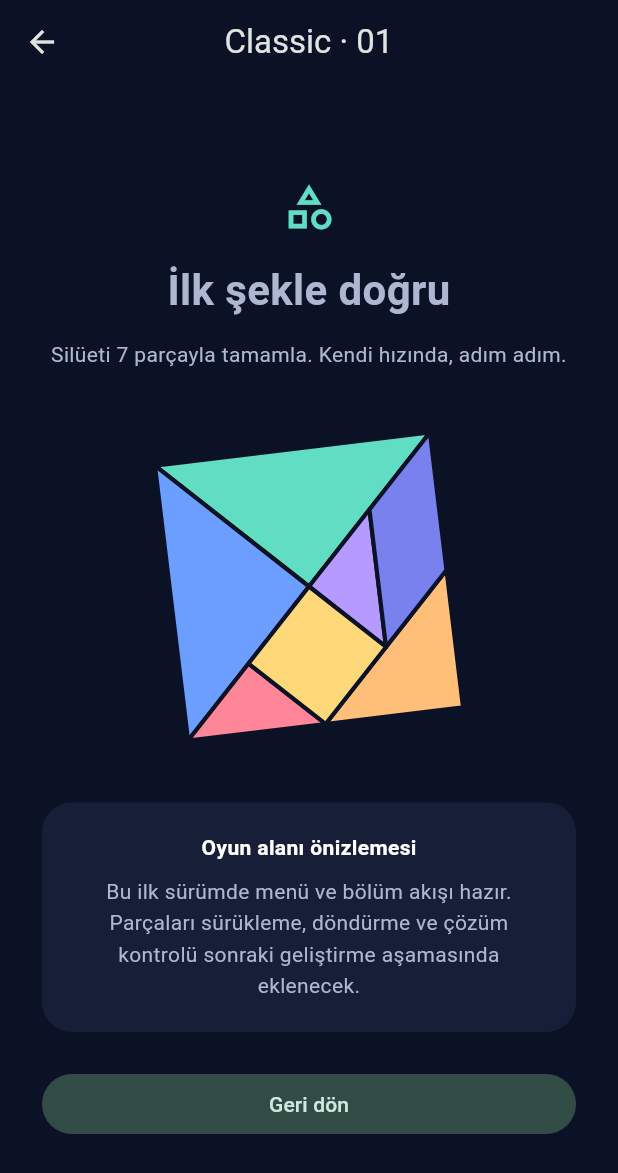
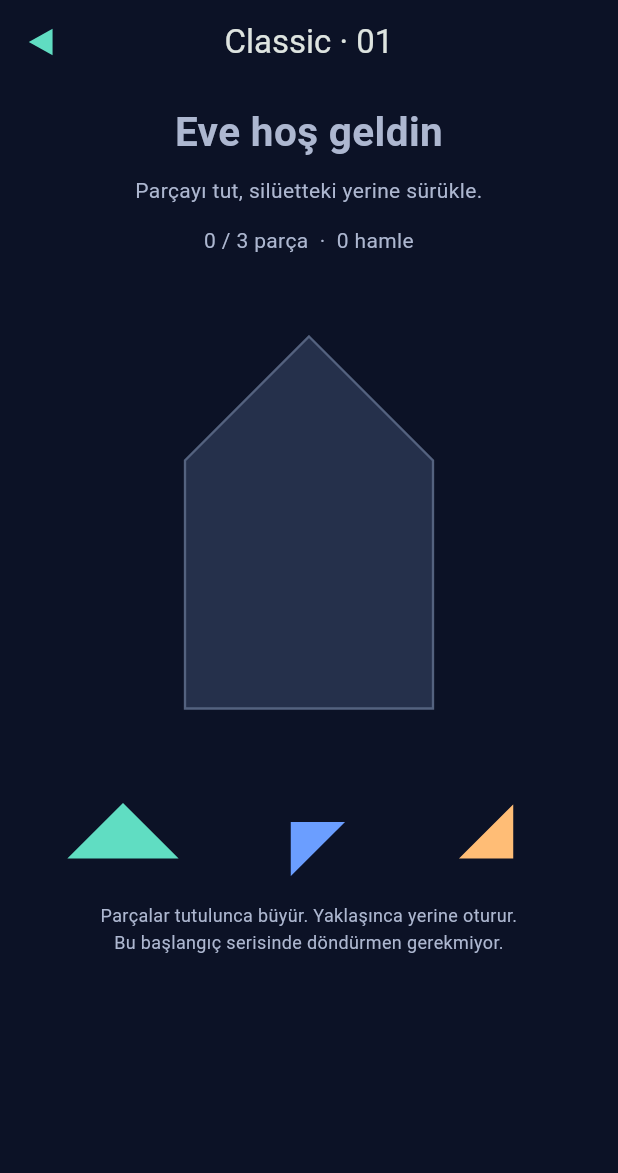
Before and after one commit to mfurkaneraslan/tanora, a Flutter app: the LevelSelectScreen screen opened directly with empty values, after a tap on "01", on a phone screen of 412 x 824 dp. Shown: the top 1173 px of the screen. Run offline on Flutter 3.47's test engine with Material 3 defaults, Android fonts, the phone set to English and light mode, and no system bars; our stand-ins replace shared_preferences; accounts and stored records are empty.

Commit message:
Add playable Classic house puzzles and triangle navigation

```diff
--- /dev/null
+++ b/lib/models/classic_puzzle.dart
@@ -0,0 +1,80 @@
+import 'package:flutter/material.dart';
+
+class PuzzlePiece {
+  PuzzlePiece(this.vertices);
+  final List<Offset> vertices;
+  Offset get center => vertices.reduce((a, b) => a + b) / 3;
+  List<Offset> get local => vertices.map((p) => p - center).toList();
+  double get area =>
+      ((vertices[1].dx - vertices[0].dx) * (vertices[2].dy - vertices[0].dy) -
+              (vertices[1].dy - vertices[0].dy) *
+                  (vertices[2].dx - vertices[0].dx))
+          .abs() /
+      2;
+}
+
+/// A house partitioned into progressively smaller triangles, with no gaps.
+List<PuzzlePiece> classicPieces(int level) {
+  if (level < 1 || level > 30) throw RangeError.range(level, 1, 30);
+  final pieces = [
+    PuzzlePiece([
+      const Offset(180, 40),
+      const Offset(100, 120),
+      const Offset(260, 120),
+    ]),
+    PuzzlePiece([
+      const Offset(100, 120),
+      const Offset(260, 120),
+      const Offset(100, 280),
+    ]),
+    PuzzlePiece([
+      const Offset(260, 120),
+      const Offset(260, 280),
+      const Offset(100, 280),
+    ]),
+  ];
+  while (pieces.length < level + 2) {
+    pieces.sort((a, b) => b.area.compareTo(a.area));
+    final triangle = pieces.removeAt(0).vertices;
+    var longest = 0;
+    for (var i = 1; i < 3; i++) {
+      if ((triangle[i] - triangle[(i + 1) % 3]).distanceSquared >
+          (triangle[longest] - triangle[(longest + 1) % 3]).distanceSquared) {
+        longest = i;
+      }
+    }
+    final a = triangle[longest],
+        b = triangle[(longest + 1) % 3],
+        c = triangle[(longest + 2) % 3];
+    final mid = (a + b) / 2;
+    pieces.addAll([
+      PuzzlePiece([a, mid, c]),
+      PuzzlePiece([mid, b, c]),
+    ]);
+  }
+  return pieces;
+}
+
+class ClassicSession {
+  ClassicSession(int level) : pieces = classicPieces(level);
+  final List<PuzzlePiece> pieces;
+  final Map<int, int> placed = {};
+  int moves = 0;
+  bool get complete => placed.length == pieces.length;
+  bool drop(int piece, Offset center) {
+    if (placed.containsKey(piece)) return false;
+    moves++;
+    for (var target = 0; target < pieces.length; target++) {
+      if (placed.containsValue(target) ||
+          (center - pieces[target].center).distance > 22) {
+        continue;
+      }
+      final a = pieces[piece].local, b = pieces[target].local;
+      if (a.every((p) => b.any((q) => (p - q).distance < .01))) {
+        placed[piece] = target;
+        return true;
+      }
+    }
+    return false;
+  }
+}
--- a/lib/models/game_mode.dart
+++ b/lib/models/game_mode.dart
@@ -4,7 +4,7 @@ enum GameMode {
   classic(
     'Classic',
     'Her parça yerini bulur.',
-    'Silüeti 7 parçayla tamamla. Kendi hızında, adım adım.',
+    'Silüeti parçalarla tamamla. Kendi hızında, adım adım.',
     Color(0xFF60DDC2),
     Icons.category_outlined,
   ),
@@ -13,7 +13,7 @@ enum GameMode {
     'Az hamle. Büyük fikir.',
     'Yanlış yerleşmiş parçaları en az hamlede düzelt.',
     Color(0xFFFFBD76),
-    Icons.alt_route_rounded,
+    Icons.change_history_rounded,
   ),
   memory(
     'Memory',
--- /dev/null
+++ b/lib/screens/classic_game_screen.dart
@@ -0,0 +1,279 @@
+import 'package:flutter/material.dart';
+
+import '../data/progress_store.dart';
+import '../models/classic_puzzle.dart';
+import '../models/game_mode.dart';
+import '../widgets/tangram_play.dart';
+
+class ClassicGameScreen extends StatefulWidget {
+  const ClassicGameScreen({
+    super.key,
+    required this.level,
+    required this.progress,
+  });
+  final int level;
+  final ProgressStore progress;
+  @override
+  State<ClassicGameScreen> createState() => _ClassicGameScreenState();
+}
+
+class _ClassicGameScreenState extends State<ClassicGameScreen> {
+  late ClassicSession session;
+  int? active;
+  Offset drag = Offset.zero;
+  bool saving = false;
+  @override
+  void initState() {
+    super.initState();
+    session = ClassicSession(widget.level);
+  }
+
+  Offset tray(int i) {
+    final columns = session.pieces.length <= 3 ? 3 : 5;
+    return Offset(
+      (i % columns + .5) * 360 / columns,
+      365 + (i ~/ columns) * 48,
+    );
+  }
+
+  double trayScale(int i) {
+    final points = session.pieces[i].local;
+    final bounds = Path()..addPolygon(points, true);
+    final rect = bounds.getBounds();
+    final width = session.pieces.length <= 3 ? 84.0 : 52.0;
+    return (width / rect.width).clamp(0.0, 1.0).clamp(0.0, 38 / rect.height);
+  }
+
+  Future<void> finish() async {
+    setState(() => saving = true);
+    final extra = session.moves - session.pieces.length;
+    await widget.progress.complete(
+      GameMode.classic,
+      widget.level,
+      extra == 0
+          ? 3
+          : extra <= 3
+          ? 2
+          : 1,
+    );
+    if (mounted) setState(() => saving = false);
+  }
+
+  @override
+  Widget build(BuildContext context) => Scaffold(
+    appBar: AppBar(
+      leading: const TangramBack(),
+      title: Text('Classic · ${widget.level.toString().padLeft(2, '0')}'),
+    ),
+    body: SafeArea(
+      child: Center(
+        child: ConstrainedBox(
+          constraints: const BoxConstraints(maxWidth: 520),
+          child: ListView(
+            physics: active != null
+                ? const NeverScrollableScrollPhysics()
+                : null,
+            padding: const EdgeInsets.symmetric(horizontal: 20, vertical: 12),
+            children: [
+              const Text(
+                'Eve hoş geldin',
+                textAlign: TextAlign.center,
+                style: TextStyle(fontSize: 27, fontWeight: FontWeight.bold),
+              ),
+              const SizedBox(height: 8),
+              Text(
+                session.complete
+                    ? 'Bütün parçalar yerini buldu.'
+                    : 'Parçayı tut, silüetteki yerine sürükle.',
+                textAlign: TextAlign.center,
+              ),
+              const SizedBox(height: 12),
+              Text(
+                '${session.placed.length} / ${session.pieces.length} parça  ·  ${session.moves} hamle',
+                textAlign: TextAlign.center,
+              ),
+              const SizedBox(height: 12),
+              LayoutBuilder(
+                builder: (context, constraints) {
+                  final scale = constraints.maxWidth / 360;
+                  final height =
+                      405.0 +
+                      ((session.pieces.length - 1) ~/
+                              (session.pieces.length <= 3 ? 3 : 5)) *
+                          48;
+                  return Listener(
+                    key: const ValueKey('classic-board'),
+                    behavior: HitTestBehavior.opaque,
+                    onPointerDown: session.complete
+                        ? null
+                        : (details) {
+                            final p = details.localPosition / scale;
+                            for (
+                              var i = session.pieces.length - 1;
+                              i >= 0;
+                              i--
+                            ) {
+                              if (session.placed.containsKey(i)) continue;
+                              if ((p - tray(i)).distance < 32) {
+                                setState(() {
+                                  active = i;
+                                  drag = p;
+                                });
+                                break;
+                              }
+                            }
+                          },
+                    onPointerMove: (details) {
+                      if (active != null) {
+                        setState(() => drag = details.localPosition / scale);
+                      }
+                    },
+                    onPointerUp: (_) {
+                      if (active == null) return;
+                      setState(() {
+                        session.drop(active!, drag);
+                        active = null;
+                      });
+                      if (session.complete) finish();
+                    },
+                    onPointerCancel: (_) => setState(() => active = null),
+                    child: Semantics(
+                      label:
+                          'Ev silüeti. ${session.pieces.length} sürüklenebilir üçgen.',
+                      child: CustomPaint(
+                        size: Size(constraints.maxWidth, height * scale),
+                        painter: _Board(session, active, drag, tray, trayScale),
+                      ),
+                    ),
+                  );
+                },
+              ),
+              if (!session.complete)
+                const Text(
+                  'Parçalar tutulunca büyür. Yaklaşınca yerine oturur.\nBu başlangıç serisinde döndürmen gerekmiyor.',
+                  textAlign: TextAlign.center,
+                  style: TextStyle(fontSize: 12),
+                ),
+              if (session.complete) ...[
+                Text(
+                  'Bölüm tamamlandı',
+                  textAlign: TextAlign.center,
+                  style: TextStyle(
+                    color: GameMode.classic.color,
+                    fontSize: 22,
+                    fontWeight: FontWeight.bold,
+                  ),
+                ),
+                const SizedBox(height: 8),
+                Text(
+                  saving
+                      ? 'Kaydediliyor…'
+                      : '${widget.progress.stars(GameMode.classic, widget.level)} / 3 yıldız',
+                  textAlign: TextAlign.center,
+                ),
+                if (widget.progress.error != null)
+                  Text(widget.progress.error!, textAlign: TextAlign.center),
+                const SizedBox(height: 12),
+                FilledButton.icon(
+                  onPressed: saving
+                      ? null
+                      : () async {
+                          if (widget.level == 30) {
+                            Navigator.of(context).pop();
+                            return;
+                          }
+                          await widget.progress.select(
+                            GameMode.classic,
+                            widget.level + 1,
+                          );
+                          if (!context.mounted) return;
+                          Navigator.of(context).pushReplacement(
+                            MaterialPageRoute<void>(
+                              builder: (_) => ClassicGameScreen(
+                                level: widget.level + 1,
+                                progress: widget.progress,
+                              ),
+                            ),
+                          );
+                        },
+                  icon: const TangramPlay(color: Color(0xFF0C1226)),
+                  label: Text(
+                    widget.level == 30
+                        ? 'Bölümlere dön'
+                        : 'Sonraki bölüm · ${session.pieces.length + 1} parça',
+                  ),
+                ),
+              ],
+            ],
+          ),
+        ),
+      ),
+    ),
+  );
+}
+
+class _Board extends CustomPainter {
+  _Board(this.session, this.active, this.drag, this.tray, this.trayScale);
+  final ClassicSession session;
+  final int? active;
+  final Offset drag;
+  final Offset Function(int) tray;
+  final double Function(int) trayScale;
+  static const colors = [
+    Color(0xFF60DDC2),
+    Color(0xFF6B9EFF),
+    Color(0xFFFFBD76),
+    Color(0xFFB6A1FF),
+    Color(0xFFFF8598),
+    Color(0xFFFFD879),
+  ];
+  @override
+  void paint(Canvas canvas, Size size) {
+    canvas.scale(size.width / 360);
+    final house = Path()
+      ..moveTo(180, 40)
+      ..lineTo(260, 120)
+      ..lineTo(260, 280)
+      ..lineTo(100, 280)
+      ..lineTo(100, 120)
+      ..close();
+    canvas.drawPath(house, Paint()..color = const Color(0xFF25304B));
+    canvas.drawPath(
+      house,
+      Paint()
+        ..color = const Color(0xFF54627F)
+        ..style = PaintingStyle.stroke
+        ..strokeWidth = 1.5,
+    );
+    for (var i = 0; i < session.pieces.length; i++) {
+      if (i == active) continue;
+      final target = session.placed[i];
+      drawPiece(
+        canvas,
+        i,
+        target == null ? tray(i) : session.pieces[target].center,
+        target == null ? trayScale(i) : 1,
+      );
+    }
+    if (active != null) drawPiece(canvas, active!, drag, 1);
+  }
+
+  void drawPiece(Canvas canvas, int i, Offset center, double scale) {
+    final path = Path()
+      ..addPolygon(
+        session.pieces[i].local.map((p) => center + p * scale).toList(),
+        true,
+      );
+    canvas.drawPath(path, Paint()..color = colors[i % colors.length]);
+    canvas.drawPath(
+      path,
+      Paint()
+        ..color = const Color(0xFF0C1226)
+        ..style = PaintingStyle.stroke
+        ..strokeWidth = 1.8,
+    );
+  }
+
+  @override
+  bool shouldRepaint(covariant _Board oldDelegate) => true;
+}
--- a/lib/screens/home_screen.dart
+++ b/lib/screens/home_screen.dart
@@ -3,6 +3,7 @@ import 'package:flutter/material.dart';
 import '../data/progress_store.dart';
 import '../models/game_mode.dart';
 import '../widgets/tangram_art.dart';
+import '../widgets/tangram_play.dart';
 import 'level_select_screen.dart';
 import 'level_preview_screen.dart';
 
@@ -88,7 +89,7 @@ class HomeScreen extends StatelessWidget {
                         ),
                       ),
                     ),
-                    icon: const Icon(Icons.play_arrow_rounded),
+                    icon: const TangramPlay(),
                     label: Text(
                       'Devam et · ${progress.lastMode!.title} · ${progress.lastLevel.toString().padLeft(2, '0')}',
                     ),
@@ -187,7 +188,7 @@ class _ModeCard extends StatelessWidget {
                 ],
               ),
             ),
-            Icon(Icons.arrow_forward_rounded, color: mode.color, size: 21),
+            TangramPlay(color: mode.color, size: 21),
           ],
         ),
       ),
--- a/lib/screens/level_preview_screen.dart
+++ b/lib/screens/level_preview_screen.dart
@@ -3,6 +3,8 @@ import 'package:flutter/material.dart';
 import '../data/progress_store.dart';
 import '../models/game_mode.dart';
 import '../widgets/tangram_art.dart';
+import '../widgets/tangram_play.dart';
+import 'classic_game_screen.dart';
 
 /// Phase-one destination; no simulated completion or fake score.
 class LevelPreviewScreen extends StatelessWidget {
@@ -16,8 +18,11 @@ class LevelPreviewScreen extends StatelessWidget {
   final int level;
   final ProgressStore progress;
   @override
-  Widget build(BuildContext context) => Scaffold(
+  Widget build(BuildContext context) => mode == GameMode.classic
+      ? ClassicGameScreen(level: level, progress: progress)
+      : Scaffold(
           appBar: AppBar(
+            leading: const TangramBack(),
             title: Text('${mode.title} · ${level.toString().padLeft(2, '0')}'),
           ),
           body: Center(
--- a/lib/screens/level_select_screen.dart
+++ b/lib/screens/level_select_screen.dart
@@ -3,6 +3,7 @@ import 'package:flutter/material.dart';
 import '../data/progress_store.dart';
 import '../models/game_mode.dart';
 import 'level_preview_screen.dart';
+import '../widgets/tangram_play.dart';
 
 class LevelSelectScreen extends StatelessWidget {
   const LevelSelectScreen({
@@ -14,7 +15,7 @@ class LevelSelectScreen extends StatelessWidget {
   final ProgressStore progress;
   @override
   Widget build(BuildContext context) => Scaffold(
-    appBar: AppBar(title: Text(mode.title)),
+    appBar: AppBar(leading: const TangramBack(), title: Text(mode.title)),
     body: Center(
       child: ConstrainedBox(
         constraints: const BoxConstraints(maxWidth: 520),
--- /dev/null
+++ b/lib/widgets/tangram_play.dart
@@ -0,0 +1,46 @@
+import 'package:flutter/material.dart';
+
+class TangramPlay extends StatelessWidget {
+  const TangramPlay({
+    super.key,
+    this.color = const Color(0xFF60DDC2),
+    this.size = 22,
+    this.back = false,
+  });
+  final Color color;
+  final double size;
+  final bool back;
+  @override
+  Widget build(BuildContext context) => Transform.rotate(
+    angle: back ? 3.14159265359 : 0,
+    child: CustomPaint(size: Size.square(size), painter: _Triangle(color)),
+  );
+}
+
+class _Triangle extends CustomPainter {
+  _Triangle(this.color);
+  final Color color;
+  @override
+  void paint(Canvas canvas, Size size) {
+    final path = Path()
+      ..moveTo(size.width * .18, size.height * .1)
+      ..lineTo(size.width * .9, size.height * .5)
+      ..lineTo(size.width * .18, size.height * .9)
+      ..close();
+    canvas.drawPath(path, Paint()..color = color);
+  }
+
+  @override
+  bool shouldRepaint(covariant _Triangle oldDelegate) =>
+      oldDelegate.color != color;
+}
+
+class TangramBack extends StatelessWidget {
+  const TangramBack({super.key});
+  @override
+  Widget build(BuildContext context) => IconButton(
+    tooltip: 'Geri dön',
+    onPressed: () => Navigator.of(context).maybePop(),
+    icon: const TangramPlay(back: true),
+  );
+}
```
Also changed, not shown: 3 other files. Lines whose indentation alone changed are shown as unchanged.
